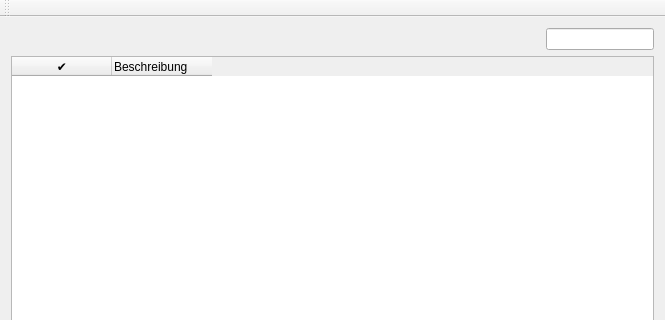
Qt form src/widgets/ui/mainwindow.ui (choenig/tingy) before a commit; both pictures show x 0 to 665 and y 0 to 320 of the 665 by 807 pixel window.
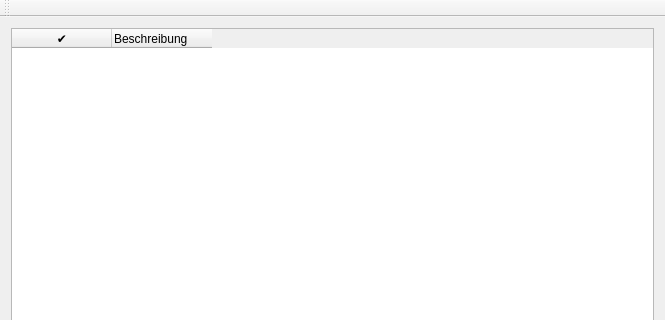
The same form after that commit. Custom widgets are drawn as their Qt base class.

```diff
--- a/src/widgets/ui/mainwindow.ui
+++ b/src/widgets/ui/mainwindow.ui
@@ -25,23 +25,7 @@
       </property>
      </widget>
     </item>
-    <item row="0" column="1" colspan="2">
-     <widget class="FilterLineEdit" name="leFilter"/>
-    </item>
-    <item row="0" column="0">
-     <spacer name="horizontalSpacer">
-      <property name="orientation">
-       <enum>Qt::Horizontal</enum>
-      </property>
-      <property name="sizeHint" stdset="0">
-       <size>
-        <width>40</width>
-        <height>20</height>
-       </size>
-      </property>
-     </spacer>
-    </item>
-    <item row="1" column="0" colspan="3">
+    <item row="0" column="0" colspan="3">
      <widget class="TaskTree" name="taskTree">
       <attribute name="headerStretchLastSection">
        <bool>false</bool>
```
Left out of the diff: 6 changed lines with no effect on the pictures.
